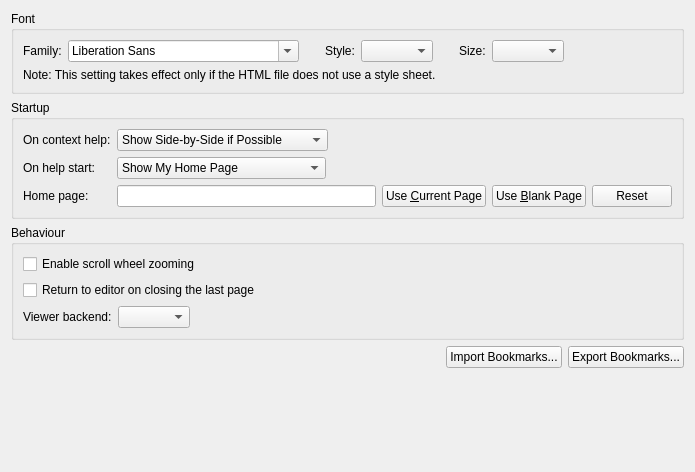
Qt form src/plugins/help/generalsettingspage.ui (qt-creator/qt-creator) before a commit.
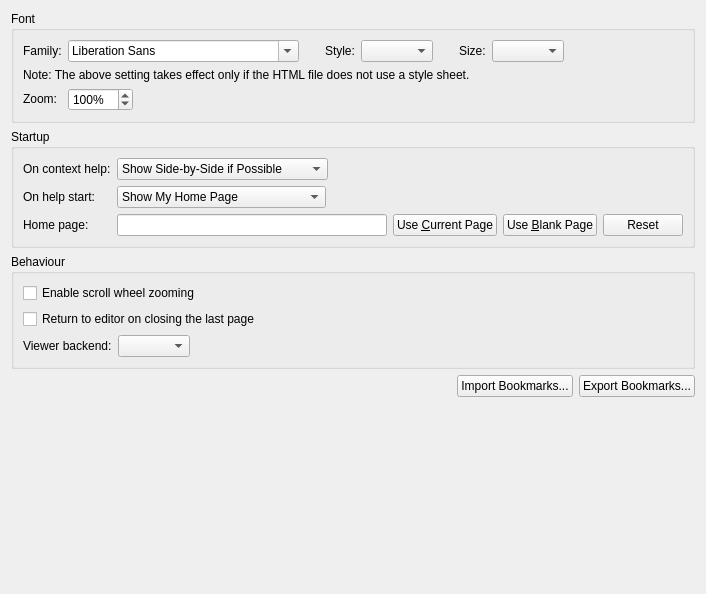
The same form after that commit.

Commit message:
Add "Zoom" setting to the Help font settings
If the scrollWheelZooming is enabled, this
setting will get updated when using scroll wheel.
It will also be used when zooming in/out
by using keyboard shortcuts.

Fixes: QTCREATORBUG-25109
Fixes: QTCREATORBUG-25230
Fixes: QTCREATORBUG-23731

The edit to the form file:
```diff
--- a/src/plugins/help/generalsettingspage.ui
+++ b/src/plugins/help/generalsettingspage.ui
@@ -6,8 +6,8 @@
    <rect>
     <x>0</x>
     <y>0</y>
-    <width>695</width>
-    <height>472</height>
+    <width>706</width>
+    <height>594</height>
    </rect>
   </property>
   <property name="windowTitle">
@@ -19,10 +19,8 @@
      <property name="title">
       <string>Font</string>
      </property>
-     <layout class="QVBoxLayout" name="verticalLayout_5">
-      <item>
-       <layout class="QHBoxLayout" name="horizontalLayout_2">
-        <item>
+     <layout class="QGridLayout" name="gridLayout">
+      <item row="0" column="0">
          <widget class="QLabel" name="familyLabel">
           <property name="sizePolicy">
            <sizepolicy hsizetype="Fixed" vsizetype="Fixed">
@@ -35,6 +33,8 @@
           </property>
          </widget>
         </item>
+      <item row="0" column="1">
+       <layout class="QHBoxLayout" name="horizontalLayout_2">
         <item>
          <widget class="QFontComboBox" name="familyComboBox"/>
         </item>
@@ -123,7 +123,7 @@
           </property>
           <property name="sizeHint" stdset="0">
            <size>
-            <width>0</width>
+            <width>13</width>
             <height>20</height>
            </size>
           </property>
@@ -131,16 +131,65 @@
         </item>
        </layout>
       </item>
-      <item>
+      <item row="1" column="0" colspan="2">
        <widget class="QLabel" name="label">
         <property name="text">
-         <string>Note: This setting takes effect only if the HTML file does not use a style sheet.</string>
+         <string>Note: The above setting takes effect only if the HTML file does not use a style sheet.</string>
         </property>
         <property name="wordWrap">
          <bool>true</bool>
         </property>
        </widget>
       </item>
+      <item row="2" column="0">
+       <widget class="QLabel" name="zoomLabel">
+        <property name="sizePolicy">
+         <sizepolicy hsizetype="Fixed" vsizetype="Fixed">
+          <horstretch>0</horstretch>
+          <verstretch>0</verstretch>
+         </sizepolicy>
+        </property>
+        <property name="text">
+         <string>Zoom:</string>
+        </property>
+       </widget>
+      </item>
+      <item row="2" column="1">
+       <layout class="QHBoxLayout" name="horizontalLayout_3">
+        <item>
+         <widget class="QSpinBox" name="zoomSpinBox">
+          <property name="suffix">
+           <string>%</string>
+          </property>
+          <property name="minimum">
+           <number>10</number>
+          </property>
+          <property name="maximum">
+           <number>3000</number>
+          </property>
+          <property name="singleStep">
+           <number>10</number>
+          </property>
+          <property name="value">
+           <number>100</number>
+          </property>
+         </widget>
+        </item>
+        <item>
+         <spacer name="spacer3_2">
+          <property name="orientation">
+           <enum>Qt::Horizontal</enum>
+          </property>
+          <property name="sizeHint" stdset="0">
+           <size>
+            <width>13</width>
+            <height>20</height>
+           </size>
+          </property>
+         </spacer>
+        </item>
+       </layout>
+      </item>
      </layout>
     </widget>
    </item>
```
Lines whose indentation alone changed are shown as unchanged. The commit also changes 19 other files.
